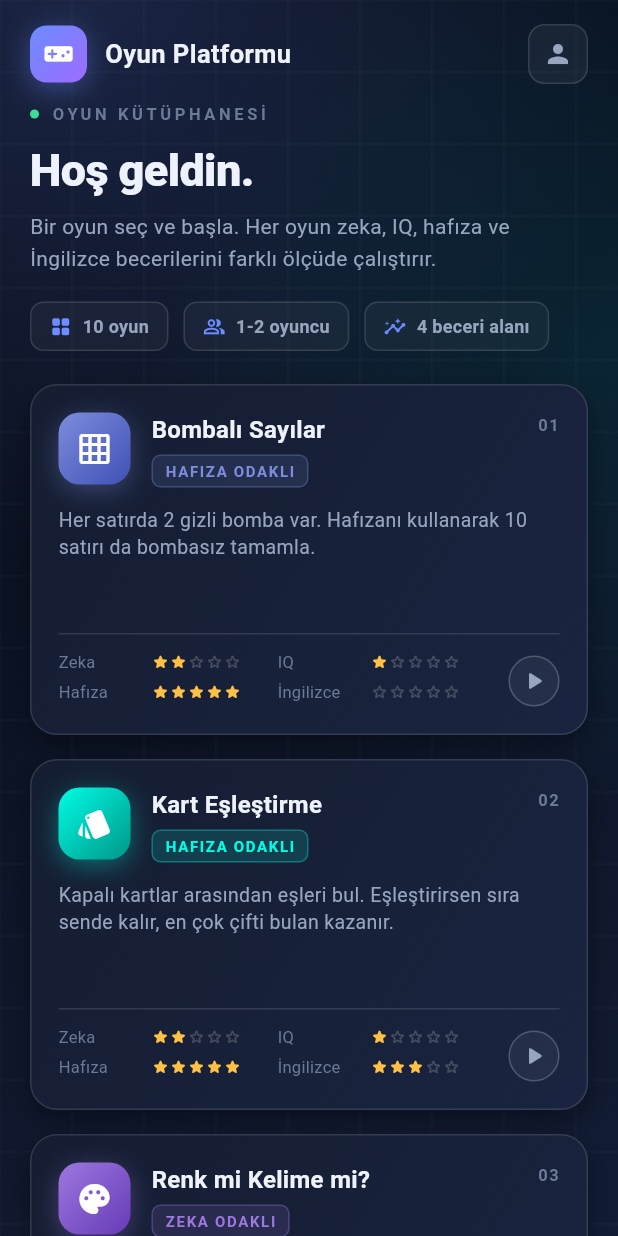
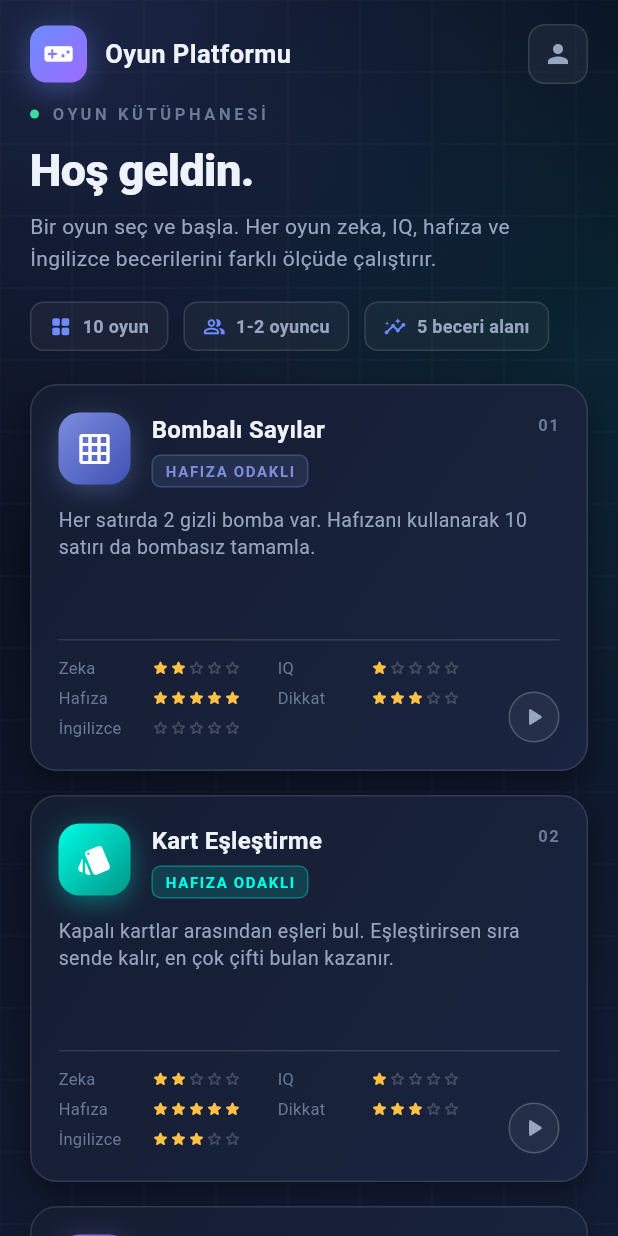
Before and after one commit to ercinnn/oyun, a Flutter app: the screen it shows once a user with an empty profile is signed in, on a phone screen of 412 x 824 dp. Run offline on Flutter 3.47's test engine with Material 3 defaults, Android fonts, the phone set to English and light mode, and no system bars; our stand-ins replace audioplayers, flutter_tts, shared_preferences, supabase_flutter; accounts and stored records are empty; network calls fail.

Commit message:
Beşinci beceri alanı olarak Dikkat'i ekle
GameSkillRatings artık Zeka/İngilizce/IQ/Hafıza'nın yanına Dikkat'i de
puanlıyor — Zeka'dan bilinçli olarak ayrı bir eksen: Zeka strateji ve
genel zihinsel çabayı, Dikkat sürekli odaklanma ve dürtü kontrolünü
ölçüyor. Bu ikisi aynı oyunda farklı yönlere gidebiliyor: Satranç Zeka 5 /
Dikkat 4 (uzun soluklu strateji), Renk mi Kelime mi? / Simon Diyor ki /
Tepki Süresi ise mütevazı Zeka puanlarına rağmen Dikkat 5 (üçü de birebir
dikkat/dürtü-engelleme testi).

Bu puanlama, otomatik "… ODAKLI" etiketini de isabetli hale getiriyor:
Stroop, Simon ve Reflex artık doğru şekilde "DİKKAT ODAKLI" gösteriyor
(öncesinde en yüksek puanları Zeka/IQ'da kaldığı için yanıltıcı bir
şekilde "ZEKA ODAKLI"/"IQ ODAKLI" çıkıyorlardı).

SkillRatingsTable üç satıra çıktı (Zeka/IQ, Hafıza/Dikkat, İngilizce tek
başına — İngilizce 9/10 oyunda 0 olduğu için en az göze batan "tek kalan"
satır); GameCatalogScreen._cardHeight buna göre 234'ten 258'e çıkarıldı.

Co-Authored-By: Claude Sonnet 5 <noreply@anthropic.com>
Claude-Session: https://claude.ai/code/session_01MBBapaN5SeeFkE1nPdQVZf

```diff
--- a/lib/models/game_catalog_entry.dart
+++ b/lib/models/game_catalog_entry.dart
@@ -1,32 +1,48 @@
 import 'package:flutter/material.dart';
 
-/// Bir oyunun dört beceri alanını (Zeka, İngilizce, IQ, Hafıza) ne kadar
-/// geliştirdiğini 0-5 arası puanlar; ana menüdeki
+/// Bir oyunun beş beceri alanını (Zeka, İngilizce, IQ, Hafıza, Dikkat) ne
+/// kadar geliştirdiğini 0-5 arası puanlar; ana menüdeki
 /// `widgets/skill_ratings_table.dart`'ın `SkillRatingsTable`'ı bu puanları
 /// yıldız satırları olarak çizer. 5 = çok geliştirir, 0 = hiç geliştirmez.
+///
+/// **Dikkat, Zeka'dan ayrı bir eksen**: Zeka strateji/planlama/genel zihinsel
+/// çaba ölçer, Dikkat ise sürekli odaklanma ve dürtü kontrolü — Renk mi
+/// Kelime mi?, Simon Diyor ki ve Tepki Süresi'nin 5 alması bu yüzden (üçü de
+/// birebir dikkat/tepki-engelleme testi), Satranç'ın 5 yerine 4 alması da
+/// bu yüzden (uzun soluklu yoğunlaşma ister ama Stroop tarzı anlık dürtü
+/// engellemesi değil).
 class GameSkillRatings {
   const GameSkillRatings({
     required this.zeka,
     required this.ingilizce,
     required this.iq,
     required this.hafiza,
+    required this.dikkat,
   });
 
   final int zeka;
   final int ingilizce;
   final int iq;
   final int hafiza;
+  final int dikkat;
 
   /// Oyunun en yüksek puanlı becerisini ana menü kartındaki küçük etikete
   /// ("HAFIZA ODAKLI" gibi) uygun biçimde döndürür. Etiket bilerek yıldız
-  /// tablosundaki dört isimden birini kullanır (yorum katmaz), böylece hemen
-  /// altındaki tabloyla hiçbir zaman çelişemez. Eşitlikte Hafıza → IQ → Zeka →
-  /// İngilizce sırası kazanır; İngilizce yalnızca Kart Eşleştirme'de 0'dan
-  /// büyük olduğu için pratikte en sonda kalır.
+  /// tablosundaki beş isimden birini kullanır (yorum katmaz), böylece hemen
+  /// altındaki tabloyla hiçbir zaman çelişemez. Eşitlikte Hafıza → IQ →
+  /// Dikkat → Zeka → İngilizce sırası kazanır; İngilizce yalnızca Kart
+  /// Eşleştirme'de 0'dan büyük olduğu için pratikte en sonda kalır.
   String get dominantSkillLabel {
-    final best = [hafiza, iq, zeka, ingilizce].reduce((a, b) => a > b ? a : b);
+    final best = [
+      hafiza,
+      iq,
+      dikkat,
+      zeka,
+      ingilizce,
+    ].reduce((a, b) => a > b ? a : b);
     if (hafiza == best) return 'HAFIZA ODAKLI';
     if (iq == best) return 'IQ ODAKLI';
+    if (dikkat == best) return 'DİKKAT ODAKLI';
     if (zeka == best) return 'ZEKA ODAKLI';
     return 'İNGİLİZCE ODAKLI';
   }
--- a/lib/screens/game_catalog_screen.dart
+++ b/lib/screens/game_catalog_screen.dart
@@ -31,7 +31,7 @@ const List<GameCatalogEntry> gameCatalog = [
     icon: Icons.grid_on,
     color: Colors.indigo,
     routeName: BombaliSayilarGame.routeName,
-    skills: GameSkillRatings(zeka: 2, ingilizce: 0, iq: 1, hafiza: 5),
+    skills: GameSkillRatings(zeka: 2, ingilizce: 0, iq: 1, hafiza: 5, dikkat: 3),
   ),
   GameCatalogEntry(
     title: 'Kart Eşleştirme',
@@ -41,7 +41,7 @@ const List<GameCatalogEntry> gameCatalog = [
     icon: Icons.style,
     color: Colors.teal,
     routeName: MemoryMatchGame.routeName,
-    skills: GameSkillRatings(zeka: 2, ingilizce: 3, iq: 1, hafiza: 5),
+    skills: GameSkillRatings(zeka: 2, ingilizce: 3, iq: 1, hafiza: 5, dikkat: 3),
   ),
   GameCatalogEntry(
     title: 'Renk mi Kelime mi?',
@@ -51,7 +51,7 @@ const List<GameCatalogEntry> gameCatalog = [
     icon: Icons.palette,
     color: Colors.deepPurple,
     routeName: StroopGame.routeName,
-    skills: GameSkillRatings(zeka: 3, ingilizce: 0, iq: 2, hafiza: 1),
+    skills: GameSkillRatings(zeka: 3, ingilizce: 0, iq: 2, hafiza: 1, dikkat: 5),
   ),
   GameCatalogEntry(
     title: 'Dizi Hafızası',
@@ -61,7 +61,7 @@ const List<GameCatalogEntry> gameCatalog = [
     icon: Icons.touch_app,
     color: Colors.orange,
     routeName: SequenceMemoryGame.routeName,
-    skills: GameSkillRatings(zeka: 2, ingilizce: 0, iq: 2, hafiza: 5),
+    skills: GameSkillRatings(zeka: 2, ingilizce: 0, iq: 2, hafiza: 5, dikkat: 4),
   ),
   GameCatalogEntry(
     title: 'Diziler',
@@ -71,7 +71,7 @@ const List<GameCatalogEntry> gameCatalog = [
     icon: Icons.psychology,
     color: Colors.blueGrey,
     routeName: PatternGame.routeName,
-    skills: GameSkillRatings(zeka: 4, ingilizce: 0, iq: 5, hafiza: 1),
+    skills: GameSkillRatings(zeka: 4, ingilizce: 0, iq: 5, hafiza: 1, dikkat: 3),
   ),
   GameCatalogEntry(
     title: 'Tepki Süresi',
@@ -81,7 +81,7 @@ const List<GameCatalogEntry> gameCatalog = [
     icon: Icons.bolt,
     color: Colors.red,
     routeName: ReflexGame.routeName,
-    skills: GameSkillRatings(zeka: 1, ingilizce: 0, iq: 2, hafiza: 0),
+    skills: GameSkillRatings(zeka: 1, ingilizce: 0, iq: 2, hafiza: 0, dikkat: 5),
   ),
   GameCatalogEntry(
     title: 'Simon Diyor ki',
@@ -91,7 +91,7 @@ const List<GameCatalogEntry> gameCatalog = [
     icon: Icons.record_voice_over,
     color: Colors.pink,
     routeName: SimonGame.routeName,
-    skills: GameSkillRatings(zeka: 3, ingilizce: 0, iq: 2, hafiza: 1),
+    skills: GameSkillRatings(zeka: 3, ingilizce: 0, iq: 2, hafiza: 1, dikkat: 5),
   ),
   GameCatalogEntry(
     title: 'Kayan Yapboz',
@@ -101,7 +101,7 @@ const List<GameCatalogEntry> gameCatalog = [
     icon: Icons.extension,
     color: Colors.cyan,
     routeName: PuzzleGame.routeName,
-    skills: GameSkillRatings(zeka: 4, ingilizce: 0, iq: 4, hafiza: 2),
+    skills: GameSkillRatings(zeka: 4, ingilizce: 0, iq: 4, hafiza: 2, dikkat: 3),
   ),
   GameCatalogEntry(
     title: 'Satranç',
@@ -111,7 +111,7 @@ const List<GameCatalogEntry> gameCatalog = [
     icon: Icons.castle,
     color: Colors.brown,
     routeName: ChessGame.routeName,
-    skills: GameSkillRatings(zeka: 5, ingilizce: 0, iq: 5, hafiza: 3),
+    skills: GameSkillRatings(zeka: 5, ingilizce: 0, iq: 5, hafiza: 3, dikkat: 4),
   ),
   GameCatalogEntry(
     title: 'Çarpım Bahçesi',
@@ -121,7 +121,7 @@ const List<GameCatalogEntry> gameCatalog = [
     icon: Icons.calculate,
     color: Colors.green,
     routeName: MultiplicationGame.routeName,
-    skills: GameSkillRatings(zeka: 5, ingilizce: 0, iq: 4, hafiza: 3),
+    skills: GameSkillRatings(zeka: 5, ingilizce: 0, iq: 4, hafiza: 3, dikkat: 3),
   ),
 ];
 
@@ -135,7 +135,7 @@ List<Widget> platformStatChips() => [
     label: '${gameCatalog.length} oyun',
   ),
   const StatChip(icon: Icons.people_alt_outlined, label: '1-2 oyuncu'),
-  const StatChip(icon: Icons.insights_outlined, label: '4 beceri alanı'),
+  const StatChip(icon: Icons.insights_outlined, label: '5 beceri alanı'),
 ];
 
 /// Platformun ana sayfası: koyu bir "konsol paneli" görünümünde oyun
@@ -160,7 +160,7 @@ class GameCatalogScreen extends StatelessWidget {
   /// durumda (bkz. `GameCard`).
   static const _twoColumnWidth = 720.0;
   static const _threeColumnWidth = 1080.0;
-  static const _cardHeight = 234.0;
+  static const _cardHeight = 258.0;
 
   @override
   Widget build(BuildContext context) {
@@ -376,7 +376,7 @@ class _FooterNote extends StatelessWidget {
         SizedBox(width: 8),
         Expanded(
           child: Text(
-            'Her karttaki yıldızlar, o oyunun dört beceri alanını ne kadar '
+            'Her karttaki yıldızlar, o oyunun beş beceri alanını ne kadar '
             'geliştirdiğini gösterir.',
             style: TextStyle(fontSize: 12, color: HomePalette.textMuted),
           ),
--- a/lib/widgets/skill_ratings_table.dart
+++ b/lib/widgets/skill_ratings_table.dart
@@ -4,14 +4,17 @@ import '../models/game_catalog_entry.dart';
 import '../theme/home_palette.dart';
 import 'star_rating.dart';
 
-/// Bir oyunun [GameSkillRatings]'ini dört hücreli (Zeka/IQ üstte,
-/// Hafıza/İngilizce altta) kompakt bir künyeye döker. Tüm kartlarda aynı tablo
-/// şekli görünsün diye 0 puanlı satırlar da (boş yıldızlarla) gösterilir,
-/// gizlenmez.
+/// Bir oyunun [GameSkillRatings]'ini beş hücreli (Zeka/IQ üstte,
+/// Hafıza/Dikkat ortada, İngilizce tek başına altta) kompakt bir künyeye
+/// döker. Tüm kartlarda aynı tablo şekli görünsün diye 0 puanlı satırlar da
+/// (boş yıldızlarla) gösterilir, gizlenmez.
 ///
 /// İki sütun tek sütun yerine bilinçli bir tercih: ana menü kartları sabit
-/// yükseklikli bir ızgarada duruyor (bkz. `widgets/game_card.dart`), dört
-/// satırlık dikey tablo o yüksekliğin yarısını yiyordu.
+/// yükseklikli bir ızgarada duruyor (bkz. `widgets/game_card.dart`), beş
+/// satırlık dikey tablo o yüksekliğin çoğunu yiyordu. İngilizce üçüncü satırda
+/// tek başına kalıyor çünkü beş, ikişerli eşleşmeyen tek sayı — İngilizce
+/// seçildi çünkü platformdaki 10 oyunun 9'unda hâlâ 0 (bkz. Kart Eşleştirme
+/// istisnası), yani "tek başına kalan" satır olarak en az göze batan bu.
 class SkillRatingsTable extends StatelessWidget {
   const SkillRatingsTable({super.key, required this.ratings});
 
@@ -30,8 +33,11 @@ class SkillRatingsTable extends StatelessWidget {
         TableRow(
           children: [
             _cell('Hafıza', ratings.hafiza),
-            _cell('İngilizce', ratings.ingilizce),
+            _cell('Dikkat', ratings.dikkat),
           ],
+        ),
+        TableRow(
+          children: [_cell('İngilizce', ratings.ingilizce), const SizedBox()],
         ),
       ],
     );
```
Also changed, not shown: 2 other files.
